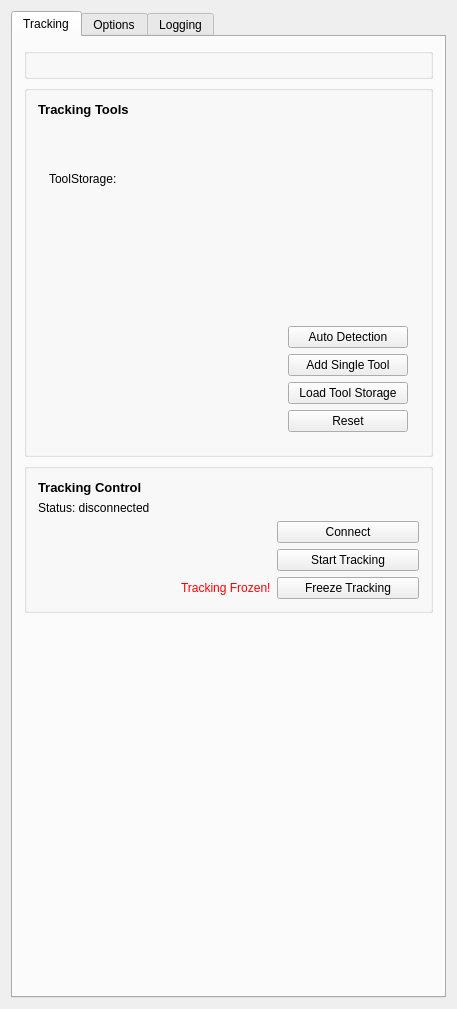
This is Plugins/org.mitk.gui.qt.igttracking/src/internal/QmitkMITKIGTTrackingToolboxViewControls.ui in MITK/MITK as Qt 5 draws it before an edit. The edited form follows.
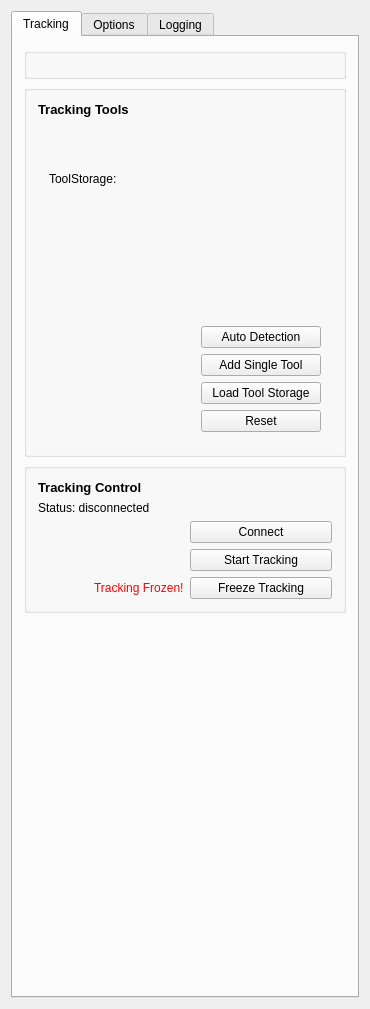
This is the edited form. Custom widgets are drawn as their Qt base class.

Commit message: some smaller UI changes ... should not affect functionality

What changed in the file:
```diff
--- a/Plugins/org.mitk.gui.qt.igttracking/src/internal/QmitkMITKIGTTrackingToolboxViewControls.ui
+++ b/Plugins/org.mitk.gui.qt.igttracking/src/internal/QmitkMITKIGTTrackingToolboxViewControls.ui
@@ -6,7 +6,7 @@
    <rect>
     <x>0</x>
     <y>0</y>
-    <width>457</width>
+    <width>370</width>
     <height>1009</height>
    </rect>
   </property>
```
The commit also changes 6 other files.
